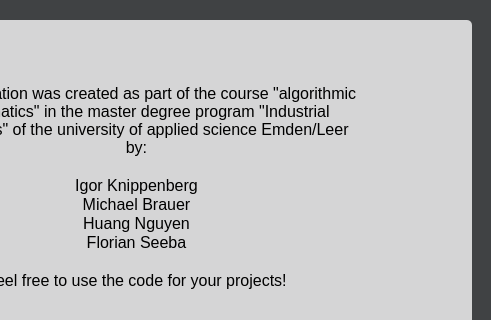
First picture: the form in aboutwindow.ui, repository skullbox305/Minesweeper-Solver, before the edit; both pictures show x 209 to 700 and y 0 to 320 of the 700 by 438 pixel window.
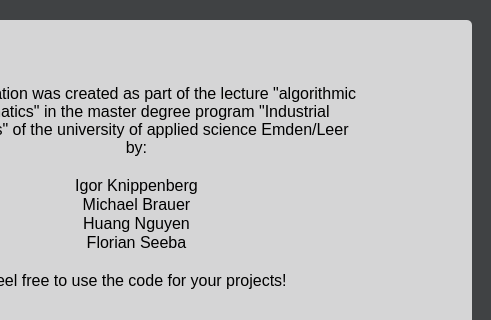
Second picture: the form after the edit. Icons and pictures are not drawn.

```diff
--- a/aboutwindow.ui
+++ b/aboutwindow.ui
@@ -67,8 +67,8 @@
      <string>&lt;!DOCTYPE HTML PUBLIC &quot;-//W3C//DTD HTML 4.0//EN&quot; &quot;http://www.w3.org/TR/REC-html40/strict.dtd&quot;&gt;
 &lt;html&gt;&lt;head&gt;&lt;meta name=&quot;qrichtext&quot; content=&quot;1&quot; /&gt;&lt;style type=&quot;text/css&quot;&gt;
 p, li { white-space: pre-wrap; }
-&lt;/style&gt;&lt;/head&gt;&lt;body style=&quot; font-family:'MS Shell Dlg 2'; font-size:7.8pt; font-weight:400; font-style:normal;&quot;&gt;
-&lt;p align=&quot;center&quot; style=&quot; margin-top:0px; margin-bottom:0px; margin-left:0px; margin-right:0px; -qt-block-indent:0; text-indent:0px;&quot;&gt;&lt;span style=&quot; font-size:12pt;&quot;&gt;This application was created as part of the course &amp;quot;algorithmic mathematics&amp;quot; in the master degree program &amp;quot;Industrial Informatics&amp;quot; of the university of applied science Emden/Leer by:&lt;/span&gt;&lt;/p&gt;
+&lt;/style&gt;&lt;/head&gt;&lt;body style=&quot; font-family:'MS Shell Dlg 2'; font-size:8.25pt; font-weight:400; font-style:normal;&quot;&gt;
+&lt;p align=&quot;center&quot; style=&quot; margin-top:0px; margin-bottom:0px; margin-left:0px; margin-right:0px; -qt-block-indent:0; text-indent:0px;&quot;&gt;&lt;span style=&quot; font-size:12pt;&quot;&gt;This application was created as part of the lecture &amp;quot;algorithmic mathematics&amp;quot; in the master degree program &amp;quot;Industrial Informatics&amp;quot; of the university of applied science Emden/Leer by:&lt;/span&gt;&lt;/p&gt;
 &lt;p align=&quot;center&quot; style=&quot;-qt-paragraph-type:empty; margin-top:0px; margin-bottom:0px; margin-left:0px; margin-right:0px; -qt-block-indent:0; text-indent:0px; font-size:12pt;&quot;&gt;&lt;br /&gt;&lt;/p&gt;
 &lt;p align=&quot;center&quot; style=&quot; margin-top:0px; margin-bottom:0px; margin-left:0px; margin-right:0px; -qt-block-indent:0; text-indent:0px;&quot;&gt;&lt;span style=&quot; font-size:12pt;&quot;&gt;Igor Knippenberg&lt;/span&gt;&lt;/p&gt;
 &lt;p align=&quot;center&quot; style=&quot; margin-top:0px; margin-bottom:0px; margin-left:0px; margin-right:0px; -qt-block-indent:0; text-indent:0px;&quot;&gt;&lt;span style=&quot; font-size:12pt;&quot;&gt;Michael Brauer&lt;/span&gt;&lt;/p&gt;
```
